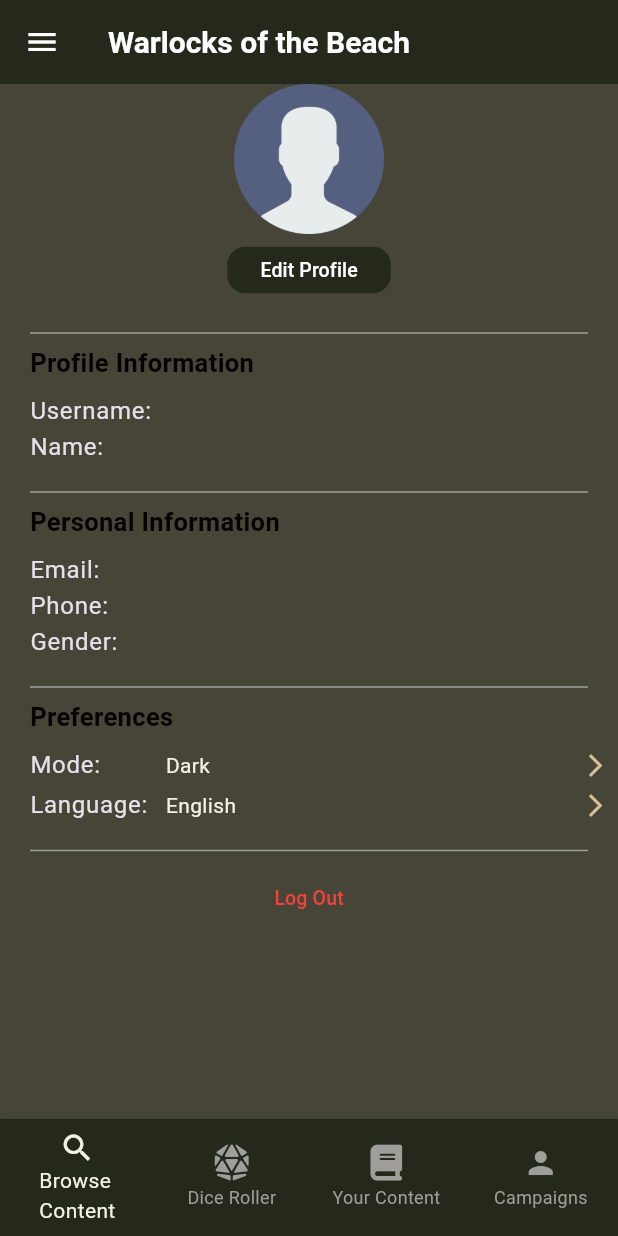
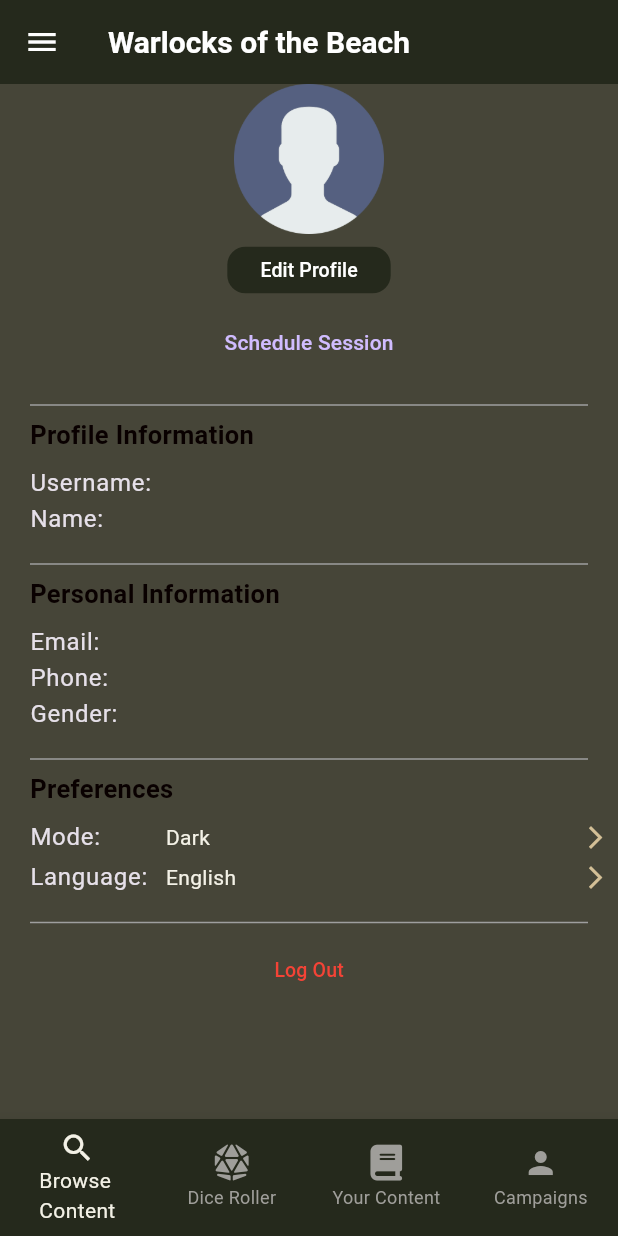
Before and after one commit to burmblebee/dndJrDesign, a Flutter app: the ProfilePage screen opened directly, on a phone screen of 412 x 824 dp. Run offline on Flutter 3.47's test engine with Material 3 defaults, Android fonts, the phone set to English and light mode, and no system bars; our stand-ins replace cloud_firestore, firebase_auth, firebase_core, flutter_riverpod, font_awesome_flutter, google_sign_in and 3 more; missing offline and left inert: flutter_radar_chart, hexagon; accounts and stored records are empty.

Commit message:
Prepared code for presentation 3

```diff
--- a/lib/profile.dart
+++ b/lib/profile.dart
@@ -1,10 +1,12 @@
 import 'package:flutter/material.dart';
 import 'package:cloud_firestore/cloud_firestore.dart';
 import 'package:firebase_auth/firebase_auth.dart';
+import 'package:warlocks_of_the_beach/schedule.dart';
 import 'package:warlocks_of_the_beach/widgets/navigation/bottom_navbar.dart';
 import 'package:warlocks_of_the_beach/widgets/navigation/main_appbar.dart';
 import 'package:warlocks_of_the_beach/widgets/navigation/main_drawer.dart';
 import 'edit_profile.dart';
+import 'event.dart';
 
 class ProfilePage extends StatefulWidget {
   const ProfilePage({super.key});
@@ -13,7 +15,20 @@ class ProfilePage extends StatefulWidget {
   _ProfilePageState createState() => _ProfilePageState();
 }
 
+
+
 class _ProfilePageState extends State<ProfilePage> {
+
+  final Map<DateTime, List<Event>> testEvents = {
+  DateTime(2025, 3, 26): [
+    Event("Morning Meeting"),
+    Event("Lunch with Team"),
+  ],
+  DateTime(2025, 3, 27): [
+    Event("Code Review"),
+  ],
+};
+
   String username = "";
   String name = "";
   String email = "";
@@ -125,6 +140,14 @@ class _ProfilePageState extends State<ProfilePage> {
                         ),
                       ),
                     ),
+                    TextButton(onPressed: (){
+                      Navigator.push(
+                        context,
+                        MaterialPageRoute(
+                          builder: (context) => Schedule(events: testEvents),
+                        ),
+                      ); // Navigate to RaceSelection
+                    }, child: Text('Schedule Session')),
 
                     //info section
                     SizedBox(height: 10),
--- a/lib/widgets/navigation/main_drawer.dart
+++ b/lib/widgets/navigation/main_drawer.dart
@@ -1,5 +1,6 @@
 import 'package:flutter/material.dart';
 import 'package:warlocks_of_the_beach/home_screen.dart';
+import 'package:warlocks_of_the_beach/login_screen.dart';
 import 'package:warlocks_of_the_beach/profile.dart';
 
 class MainDrawer extends StatelessWidget{
@@ -63,7 +64,7 @@ class MainDrawer extends StatelessWidget{
                   leading: const Icon(Icons.logout),
                   title: const Text('Logout', style: TextStyle(color: Colors.white),),
                   onTap: () {
-                    Navigator.of(context).pushReplacementNamed('/login');
+                    Navigator.of(context).push(MaterialPageRoute(builder: (context) => LoginScreen()));
                   },
                 ),
                 const Divider(),
```
Also changed, not shown: lib/schedule.dart (+18 -7 lines), pubspec.lock.
